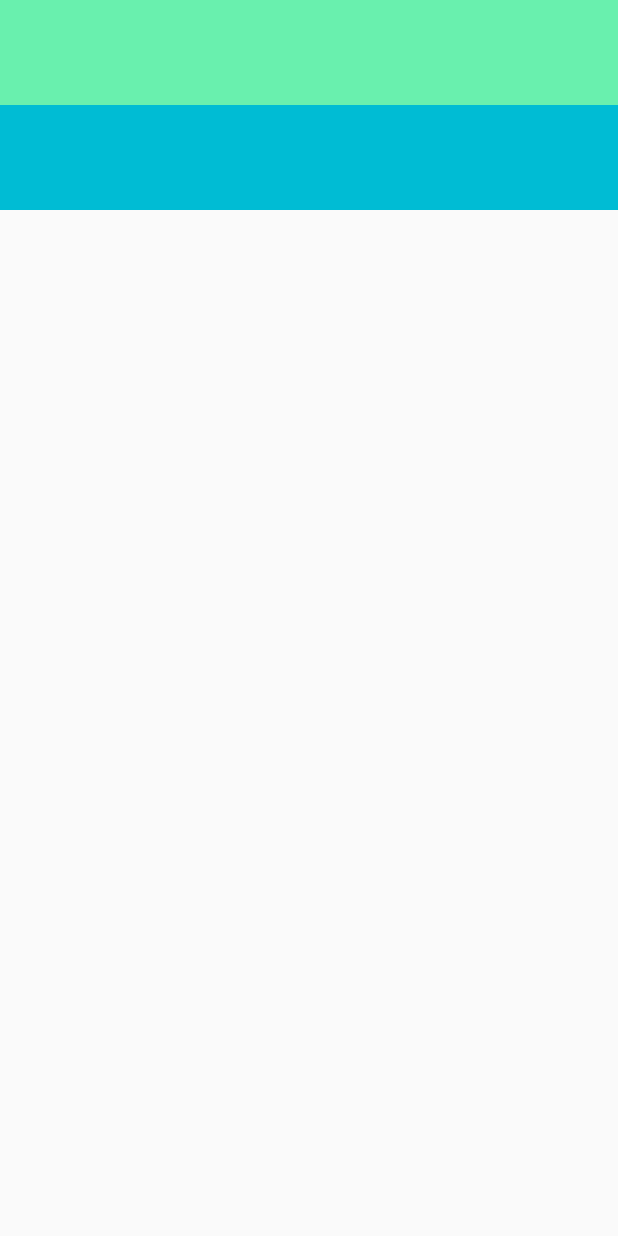
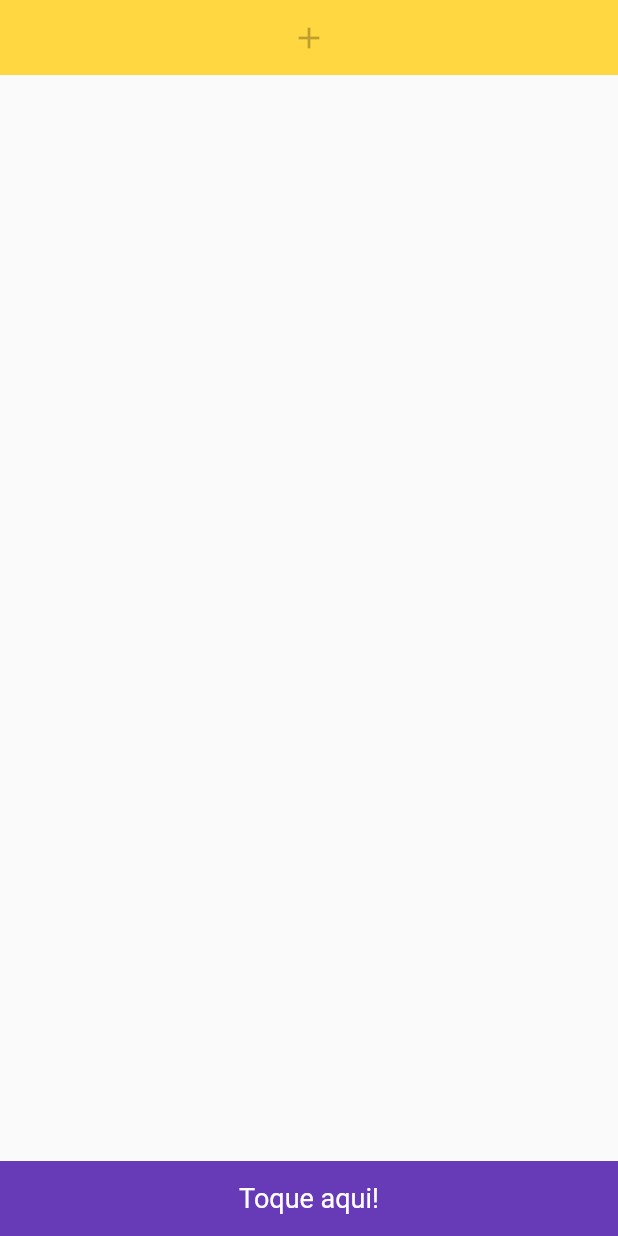
Before and after one commit to gablemos-zz/flutter-study, a Flutter app: the screen it shows after launch, on a phone screen of 412 x 824 dp. Run offline on Flutter 3.47's test engine with Material 2 defaults, Android fonts, the phone set to English and light mode, and no system bars.

Commit message:
24 - column

```diff
--- a/my-first-app/myapp/lib/main.dart
+++ b/my-first-app/myapp/lib/main.dart
@@ -12,17 +12,11 @@ class MyApp extends StatelessWidget {
       ),
       home: Scaffold(
         body: Column(
+          mainAxisAlignment: MainAxisAlignment.spaceBetween,
+          crossAxisAlignment: CrossAxisAlignment.stretch,
           children: <Widget>[
-            Container(
-              height: 70,
-              width: double.infinity,
-              color: Colors.greenAccent
-            ),
-            Container(
-              height: 70,
-              width: double.infinity,
-              color: Colors.cyan
-            )
+            ButtonIcon(),
+            ButtonText()
           ],
         ),
       ),
@@ -34,8 +28,32 @@ class ButtonIcon extends StatelessWidget {
   @override
   Widget build(BuildContext context) {
     return Container(
-      width: 150,
+      width: double.infinity,//estica pela tela toda
       height: 50,
+      color: Colors.amberAccent,
+      child: Icon(
+        Icons.add,
+        color: Colors.black26,
+      ),
     );
   }
 }
+
+class ButtonText extends StatelessWidget {
+  @override
+  Widget build(BuildContext context) {
+    return Container(
+      width: 300,
+      height: 50,
+      color: Colors.deepPurple,
+      alignment: Alignment.center,
+      child: Text(
+        "Toque aqui!",
+        style: TextStyle(
+          color: Colors.white,
+          fontSize: 18
+        ),
+      ),
+    );
+  }
+}
```
